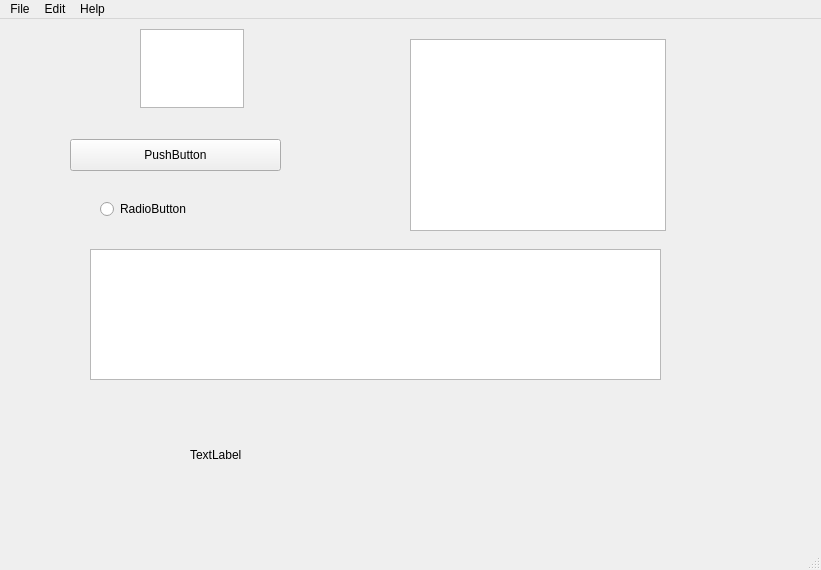
Qt form gui_file.ui (anhnda/DemoApp) before a commit.
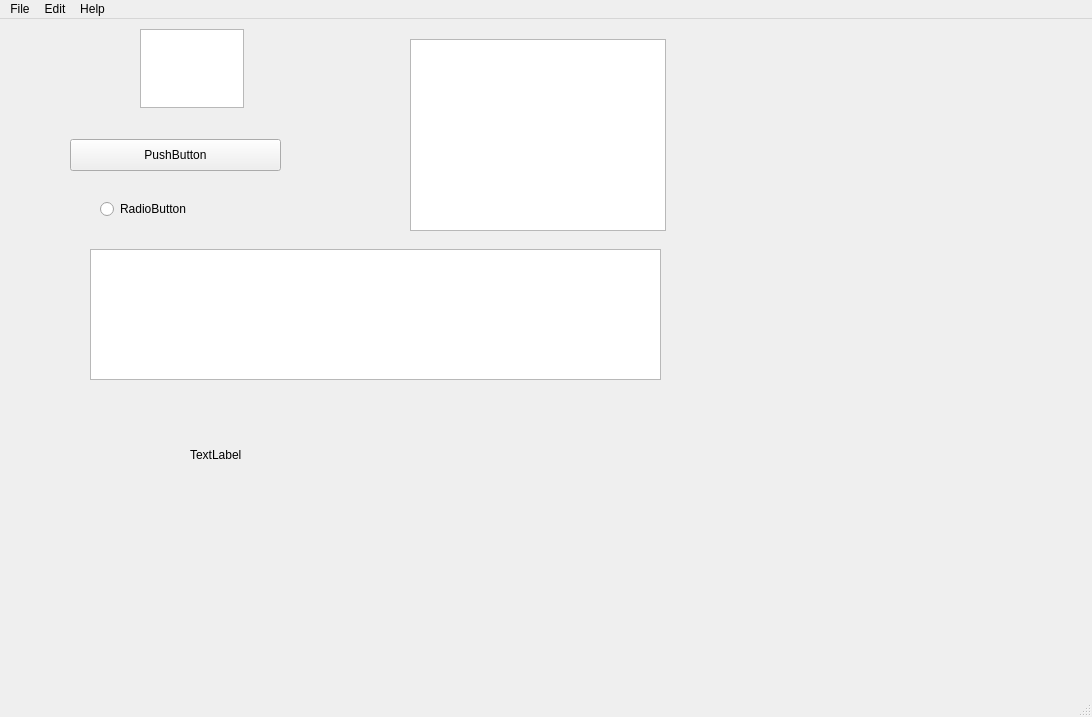
The same form after that commit.

Diff of the .ui file:
```diff
--- a/gui_file.ui
+++ b/gui_file.ui
@@ -6,8 +6,8 @@
    <rect>
     <x>0</x>
     <y>0</y>
-    <width>821</width>
-    <height>570</height>
+    <width>1092</width>
+    <height>717</height>
    </rect>
   </property>
   <property name="windowTitle">
@@ -114,7 +114,7 @@
     <rect>
      <x>0</x>
      <y>0</y>
-     <width>821</width>
+     <width>1092</width>
      <height>37</height>
     </rect>
    </property>
```
Left out of the diff: 10 changed lines with no effect on the pictures.
